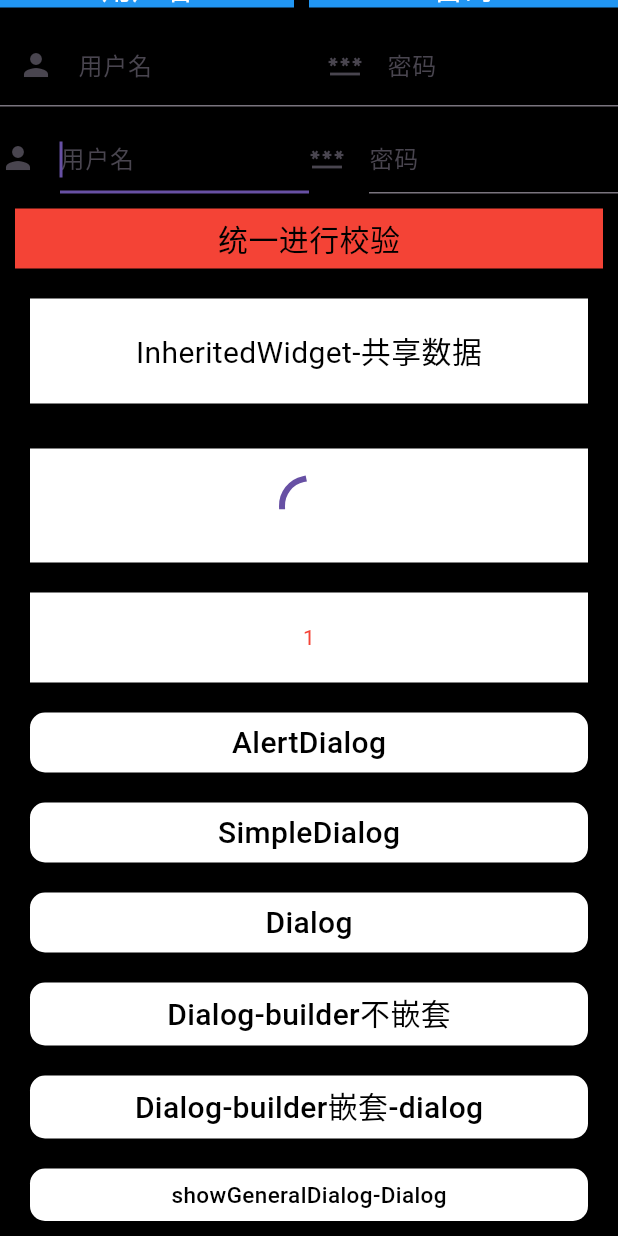
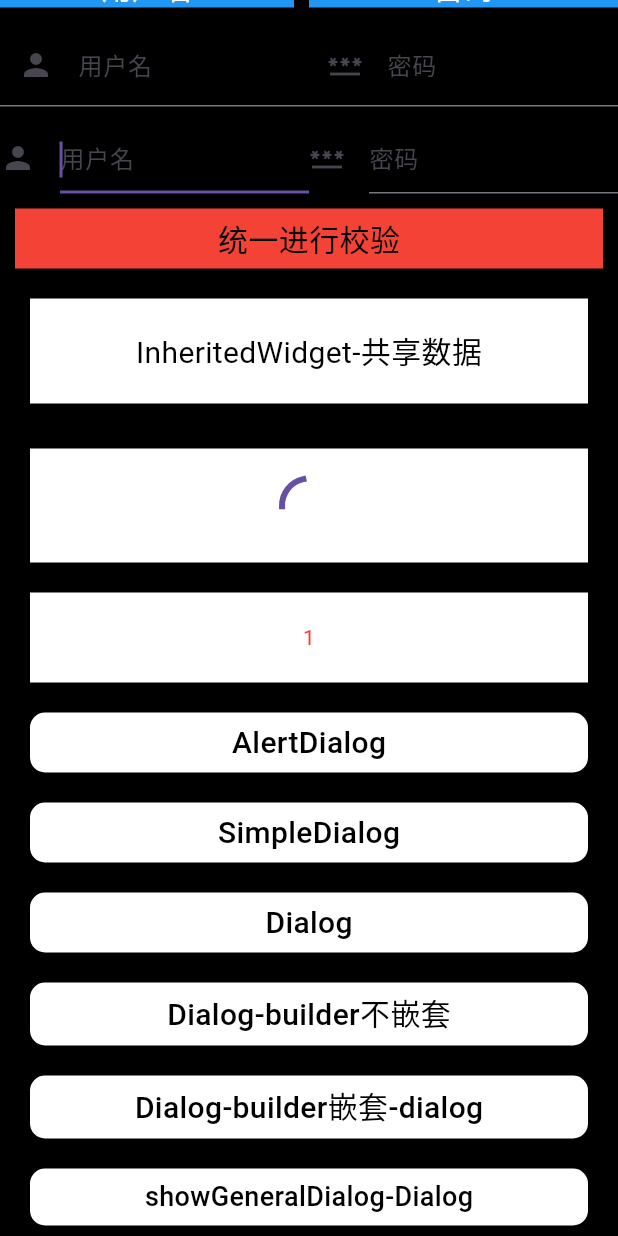
Before and after one commit to SpringRollHHB/FlutterUiTest, a Flutter app: the BaseComponentWidget screen opened directly, scrolled down 535 dp, on a phone screen of 412 x 824 dp. Run offline on Flutter 3.47's test engine with Material 3 defaults, Android fonts, the phone set to English and light mode, and no system bars.

Commit message:
showGeneralDialog2

```diff
--- a/lib/layout/widget/baseComponent/base_component_widget.dart
+++ b/lib/layout/widget/baseComponent/base_component_widget.dart
@@ -678,7 +678,7 @@ class _BaseComponentWidgetState extends State<BaseComponentWidget> {
                     barrierDismissible: true,
                     barrierLabel: '',
                     barrierColor: Colors.red.withOpacity(0.5),
-                    transitionDuration: const Duration(milliseconds: 150),
+                    transitionDuration: const Duration(milliseconds: 1500),
                     transitionBuilder: (context, animation, secondaryAnimation, child) {
                       return ScaleTransition(
                         scale: CurvedAnimation(
@@ -704,7 +704,7 @@ class _BaseComponentWidgetState extends State<BaseComponentWidget> {
                     "showGeneralDialog-Dialog",
                     style: TextStyle(
                         color: Colors.black,
-                        fontSize: 15,
+                        fontSize: 18,
                         height: 1.0,
                         fontWeight: FontWeight.w500
                     ),
```
